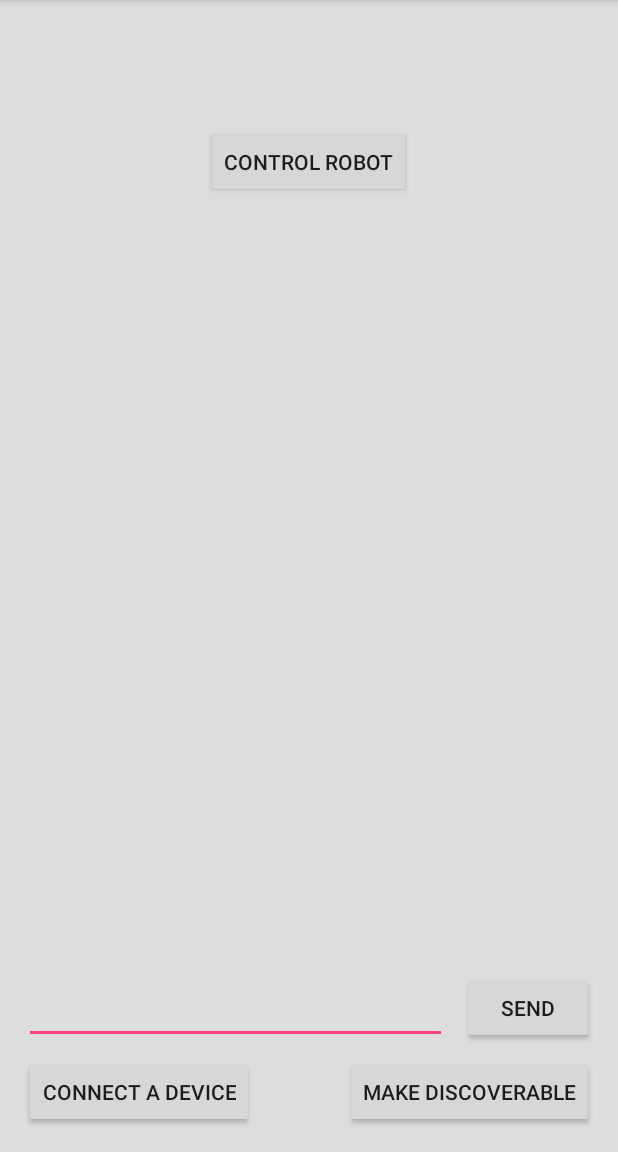
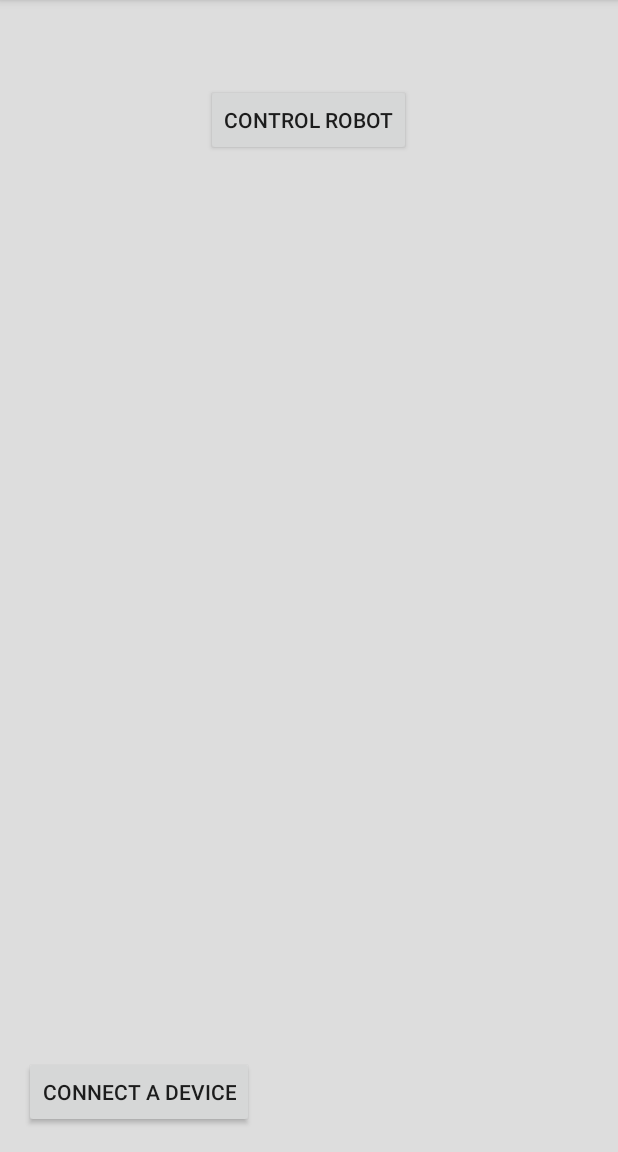
Before and after one commit to Ramon-Morales/SeniorDesignApp, an Android app: the HomeActivity screen opened directly, with no data from a screen before it, on a phone screen of 412 x 824 dp, the part 84-1236 px from its top. Run offline under Robolectric (Android 15) with nearby library versions, the phone set to English and light mode, and no system bars; 1 statement that could not run was skipped.

Commit message:
Implemented notifications when an error status is received, removed debugging text fields, modified message format.

```diff
--- a/app/src/main/java/com/example/seniordesign4/HomeActivity.java
+++ b/app/src/main/java/com/example/seniordesign4/HomeActivity.java
@@ -2,8 +2,14 @@ package com.example.seniordesign4;
 
 import androidx.appcompat.app.AppCompatActivity;
 import androidx.constraintlayout.widget.ConstraintLayout;
+import androidx.core.app.NotificationCompat;
+import androidx.core.app.NotificationManagerCompat;
 
 import android.app.Activity;
+import android.app.Notification;
+import android.app.NotificationChannel;
+import android.app.NotificationManager;
+import android.app.PendingIntent;
 import android.bluetooth.BluetoothAdapter;
 import android.bluetooth.BluetoothDevice;
 import android.bluetooth.BluetoothSocket;
@@ -26,6 +32,8 @@ import java.util.ArrayList;
 import java.util.List;
 import java.util.Set;
 import android.util.Log;
+
+import org.json.JSONObject;
 
 
 public class HomeActivity extends AppCompatActivity {
@@ -50,6 +58,10 @@ public class HomeActivity extends AppCompatActivity {
     private static final int REQUEST_ENABLE_BT = 2;
     private EditText mOutEditText;
     private Button mSendButton;
+
+    private NotificationCompat.Builder builder;
+    private int notificationID = 0;
+    private JSONObject json;
 
     private MessageHandler messageHandler;
 
@@ -79,7 +91,14 @@ public class HomeActivity extends AppCompatActivity {
         mPairedTv = findViewById(R.id.mPairedTv);
         mBluetoothAdapter = BluetoothAdapter.getDefaultAdapter();
 
+        // Create a notification builder on channel "1" to send error notifications.
+        builder = new NotificationCompat.Builder(this, "1")
+                .setSmallIcon(R.drawable.ic_notifications_black_24dp)
+                .setPriority(NotificationCompat.PRIORITY_HIGH)
+                .setAutoCancel(true);
+
         messageHandler = new MessageHandler();
+        createNotificationChannel();
 
         // If the adapter is null, then Bluetooth is not supported
         if (mBluetoothAdapter == null) {
@@ -99,6 +118,26 @@ public class HomeActivity extends AppCompatActivity {
         Toast.makeText(this, msg, Toast.LENGTH_SHORT).show();
     }
 
+    private void createNotificationChannel() {
+        // Create the NotificationChannel, but only on API 26+ because
+        // the NotificationChannel class is new and not in the support library
+
+        Log.i("Channel", "Checking Android Version");
+        if (android.os.Build.VERSION.SDK_INT >= android.os.Build.VERSION_CODES.O) {
+
+            Log.i("Channel", "Creating Notification Channel");
+
+            CharSequence name = "errorchannel";
+            String description = "Show errors from the robot";
+            int importance = NotificationManager.IMPORTANCE_HIGH;
+            NotificationChannel channel = new NotificationChannel("1", name, importance);
+            channel.setDescription(description);
+            // Register the channel with the system; you can't change the importance
+            // or other notification behaviors after this
+            NotificationManager notificationManager = getSystemService(NotificationManager.class);
+            notificationManager.createNotificationChannel(channel);
+        }
+    }
 
     // Toggle view of control panel and send control mode message.
     public void controlRobot(View view) {
@@ -161,17 +200,6 @@ public class HomeActivity extends AppCompatActivity {
     }
 
     private void setupChat() {
-        mOutEditText = (EditText) findViewById(R.id.edit_text_out);
-        mOutEditText.setOnEditorActionListener(mWriteListener);
-        mSendButton = (Button) findViewById(R.id.button_send);
-        mSendButton.setOnClickListener(new View.OnClickListener() {
-            public void onClick(View v) {
-                TextView view = (TextView) findViewById(R.id.edit_text_out);
-                String message = view.getText().toString();
-                sendMessage(message);
-            }
-        });
-
         // Initialize the BluetoothChatService to perform bluetooth connections
         mChatService = new BluetoothChatService(this, mHandler);
 
@@ -271,9 +299,36 @@ public class HomeActivity extends AppCompatActivity {
         }
     };
 
-    public void showErrors(String messageString) {
-        if (messageString != null) {
-            showToast("Error: " + messageString);
+    public void showErrors(int errorCode) {
+        if (errorCode != -1) {
+
+            String message;
+            Intent intent = new Intent(this, Error.class);
+
+            if (errorCode == MessageHandler.STUCK_ERROR) {
+                message = "The robot is stuck";
+            } else if (errorCode == MessageHandler.WEED_FULL_ERROR) {
+                message = "The robot's weed collector is full";
+            } else {
+                message = "The robot's battery is low";
+            }
+
+            showToast(message + "!");
+            intent.putExtra("errorMessage", "The following condition caused the robot to malfunction: " + message);
+            intent.putExtra("errorTitle", "The robot has had an error.");
+            intent.putExtra("id", notificationID);
+
+
+            builder.setContentTitle("Robot Error")
+                    .setContentText(message)
+                    .setPriority(NotificationCompat.PRIORITY_DEFAULT);
+
+            NotificationManagerCompat notificationManager = NotificationManagerCompat.from(this);
+
+            // Display the notification.
+            notificationManager.notify(notificationID, builder.build());
+            notificationID++;
+
         }
     }
 
--- a/app/src/main/java/com/example/seniordesign4/MainActivity.java
+++ b/app/src/main/java/com/example/seniordesign4/MainActivity.java
@@ -1,6 +1,10 @@
 package com.example.seniordesign4;
 
+import android.app.NotificationChannel;
+import android.app.NotificationManager;
 import android.os.Bundle;
+import android.util.Log;
+import android.widget.Toast;
 
 import com.google.android.material.bottomnavigation.BottomNavigationView;
 
--- a/app/src/main/res/layout/activity_home.xml
+++ b/app/src/main/res/layout/activity_home.xml
@@ -11,7 +11,7 @@
         android:id="@+id/controlButton"
         android:layout_width="wrap_content"
         android:layout_height="wrap_content"
-        android:layout_marginBottom="636dp"
+        android:layout_marginBottom="664dp"
         android:onClick="controlRobot"
         android:text="@string/control_robot"
         app:layout_constraintBottom_toBottomOf="parent"
@@ -24,8 +24,10 @@
         android:id="@+id/mStatusBlueTv"
         android:layout_width="0dp"
         android:layout_height="wrap_content"
-        android:layout_marginTop="50dp"
+        android:layout_marginTop="512dp"
+        android:visibility="invisible"
         app:layout_constraintEnd_toEndOf="parent"
+        app:layout_constraintHorizontal_bias="0.0"
         app:layout_constraintStart_toStartOf="parent"
         app:layout_constraintTop_toBottomOf="@+id/controlButton" />
 
@@ -35,12 +37,13 @@
         android:layout_height="wrap_content"
         android:layout_marginTop="12dp"
         android:layout_marginBottom="16dp"
+        android:visibility="invisible"
         app:layout_constraintBottom_toBottomOf="parent"
         app:layout_constraintEnd_toEndOf="parent"
         app:layout_constraintHorizontal_bias="0.0"
         app:layout_constraintStart_toStartOf="parent"
         app:layout_constraintTop_toBottomOf="@+id/mStatusBlueTv"
-        app:layout_constraintVertical_bias="0.01" />
+        app:layout_constraintVertical_bias="0.0" />
 
     <LinearLayout
         android:id="@+id/linearLayout"
@@ -49,22 +52,6 @@
         android:orientation="horizontal">
 
     </LinearLayout>
-
-    <EditText
-        android:id="@+id/edit_text_out"
-        android:layout_width="282dp"
-        android:layout_height="58dp"
-        android:layout_gravity="bottom"
-        android:layout_marginStart="16dp"
-        android:layout_marginLeft="16dp"
-        android:layout_marginEnd="16dp"
-        android:layout_marginRight="16dp"
-        android:layout_marginBottom="72dp"
-        android:layout_weight="1"
-        app:layout_constraintBottom_toBottomOf="parent"
-        app:layout_constraintEnd_toStartOf="@+id/button_send"
-        app:layout_constraintHorizontal_bias="0.0"
-        app:layout_constraintStart_toStartOf="parent" />
 
     <Button
         android:id="@+id/scan"
@@ -78,44 +65,21 @@
         app:layout_constraintBottom_toBottomOf="parent"
         app:layout_constraintStart_toStartOf="parent" />
 
-    <Button
-        android:id="@+id/discoverable"
-        android:layout_width="wrap_content"
-        android:layout_height="wrap_content"
-        android:layout_marginEnd="16dp"
-        android:layout_marginRight="16dp"
-        android:layout_marginBottom="16dp"
-        android:onClick="discoverable"
-        android:text="@string/discoverable"
-        app:layout_constraintBottom_toBottomOf="parent"
-        app:layout_constraintEnd_toEndOf="parent" />
-
-    <Button
-        android:id="@+id/button_send"
-        android:layout_width="wrap_content"
-        android:layout_height="wrap_content"
-        android:layout_marginEnd="16dp"
-        android:layout_marginRight="16dp"
-        android:layout_marginBottom="72dp"
-        android:text="@string/send"
-        app:layout_constraintBottom_toBottomOf="parent"
-        app:layout_constraintEnd_toEndOf="parent" />
-
     <androidx.constraintlayout.widget.ConstraintLayout
         android:id="@+id/buttonPanel"
         android:layout_width="409dp"
         android:layout_height="399dp"
-        android:layout_marginTop="200dp"
+        android:layout_marginTop="84dp"
         android:visibility="invisible"
         app:layout_constraintTop_toTopOf="parent"
-        tools:layout_editor_absoluteX="0dp">
+        tools:layout_editor_absoluteX="2dp">
 
         <Button
-            android:id="@+id/left_button2"
+            android:id="@+id/downButton"
             android:layout_width="75dp"
             android:layout_height="75dp"
             android:background="@drawable/button_round"
-            android:onClick="Left"
+            android:onClick="Down"
             android:padding="15dp"
             app:layout_constraintBottom_toBottomOf="parent"
             app:layout_constraintEnd_toEndOf="parent"
@@ -124,11 +88,11 @@
             app:layout_constraintVertical_bias="0.629" />
 
         <Button
-            android:id="@+id/right_button2"
+            android:id="@+id/upButton"
             android:layout_width="75dp"
             android:layout_height="75dp"
             android:background="@drawable/button_round"
-            android:onClick="Right"
+            android:onClick="Up"
             android:padding="15dp"
             app:layout_constraintBottom_toBottomOf="parent"
             app:layout_constraintEnd_toEndOf="parent"
@@ -137,11 +101,11 @@
             app:layout_constraintVertical_bias="0.166" />
 
         <Button
-            android:id="@+id/up_button2"
+            android:id="@+id/rightButton"
             android:layout_width="75dp"
             android:layout_height="75dp"
             android:background="@drawable/button_round"
-            android:onClick="Up"
+            android:onClick="Right"
             android:padding="15dp"
             app:layout_constraintBottom_toBottomOf="parent"
             app:layout_constraintEnd_toEndOf="parent"
@@ -151,11 +115,11 @@
             app:layout_constraintVertical_bias="0.398" />
 
         <Button
-            android:id="@+id/down_button2"
+            android:id="@+id/leftButton"
             android:layout_width="75dp"
             android:layout_height="75dp"
             android:background="@drawable/button_round"
-            android:onClick="Down"
+            android:onClick="Left"
             android:padding="15dp"
             app:layout_constraintBottom_toBottomOf="parent"
             app:layout_constraintEnd_toEndOf="parent"
```
Also changed, not shown: app/src/main/AndroidManifest.xml (+5 -2 lines), app/src/main/java/com/example/seniordesign4/Error.java (added, +48 -0 lines), app/src/main/java/com/example/seniordesign4/MessageHandler.java (+16 -8 lines), app/src/main/res/layout/activity_error.xml (added, +42 -0 lines).
